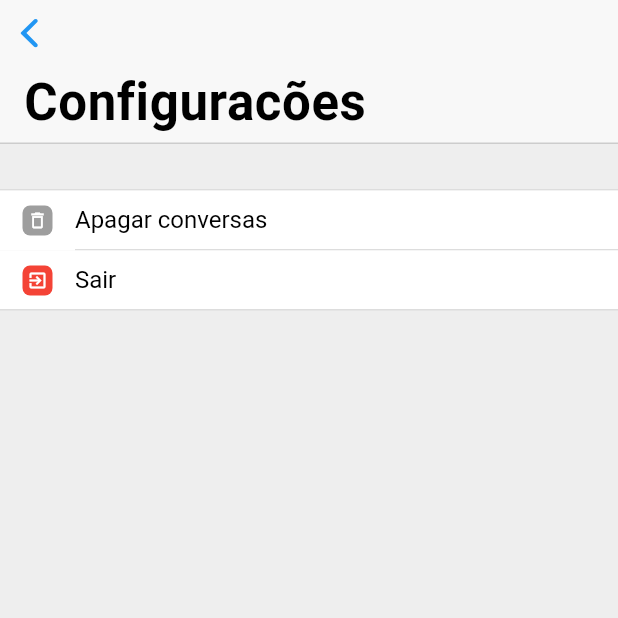
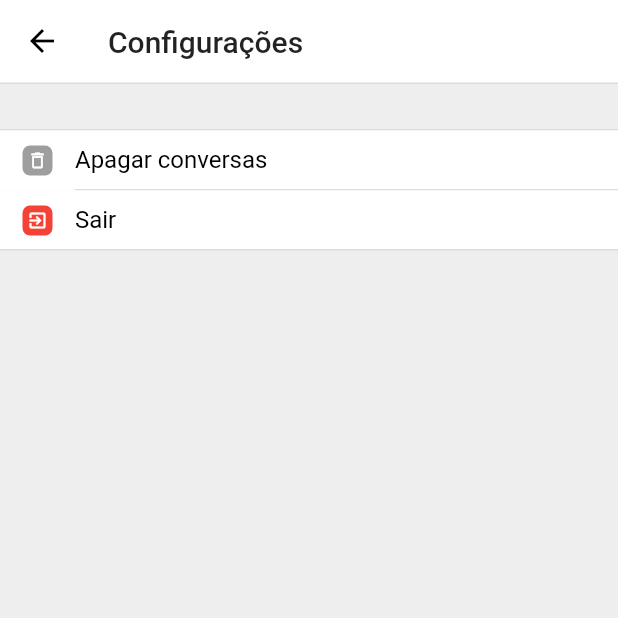
Before and after one commit to gabryelferreira/chat_app, a Flutter app: the HomeScreen screen opened by its route, after a tap on the "settings" icon, on a phone screen of 412 x 824 dp, the top half of it. Run offline on Flutter 3.47's test engine with Material 2 defaults, Android fonts, the phone set to English and light mode, and no system bars; our stand-ins replace firebase_messaging, progress_dialog, shared_preferences, socket_io_client, sqflite; missing offline and left inert: emoji_picker; accounts and stored records are empty; network calls fail.

```diff
--- a/chat_app/lib/main.dart
+++ b/chat_app/lib/main.dart
@@ -30,24 +30,25 @@ class MyApp extends StatelessWidget {
         debugShowCheckedModeBanner: false,
         title: 'Fala Comigo',
         theme: ThemeData(
-          primaryColor: Colors.blue,
+          primaryColor: Colors.white,
+          accentColor: Colors.blue,
           scaffoldBackgroundColor: Colors.white,
         ),
         initialRoute: '/',
         onGenerateRoute: (RouteSettings settings) {
           switch (settings.name) {
             case '/':
-              return CustomPageRoute.build(
-                  builder: (_) => AfterLaunchScreen(), settings: settings);
+              return PageRouteBuilder(
+                  pageBuilder: (_, a1, a2) => AfterLaunchScreen(), settings: settings);
             case '/login':
-              return CustomPageRoute.build(
-                  builder: (_) => LoginScreen(), settings: settings);
+              return PageRouteBuilder(
+                  pageBuilder: (_, a1, a2) => LoginScreen(), settings: settings);
             case '/register':
               return CustomPageRoute.build(
                   builder: (_) => RegisterScreen(), settings: settings);
             case '/home':
-              return CustomPageRoute.build(
-                  builder: (_) => HomeScreen(), settings: settings);
+              return PageRouteBuilder(
+                  pageBuilder: (_, a1, a2) => HomeScreen(), settings: settings);
             case '/contact':
               return CustomPageRoute.build(
                   builder: (_) => ContactScreen(), settings: settings);
--- a/chat_app/lib/src/screens/home/home_controller.dart
+++ b/chat_app/lib/src/screens/home/home_controller.dart
@@ -72,6 +72,8 @@ class HomeController extends StateControl with WidgetsBindingObserver {
   connectSocket() {
     disconnectSocket();
     socket.connect();
+    _loading = true;
+    notifyListeners();
     Timer.periodic(duration, (timer) {
       print("socket connected ${socket.connected}");
       if (socket.connected) {
--- a/chat_app/lib/src/screens/home/home_view.dart
+++ b/chat_app/lib/src/screens/home/home_view.dart
@@ -1,5 +1,7 @@
 import 'package:chat_app/src/screens/home/home_controller.dart';
+import 'package:chat_app/src/screens/settings/settings_view.dart';
 import 'package:chat_app/src/widgets/chat_card.dart';
+import 'package:chat_app/src/widgets/custom_app_bar.dart';
 import 'package:chat_app/src/widgets/custom_cupertino_sliver_navigation_bar.dart';
 import 'package:chat_app/src/widgets/user_card.dart';
 import 'package:flutter/cupertino.dart';
@@ -39,27 +41,19 @@ class _HomeScreenState extends State<HomeScreen> {
       stream: _homeController.streamController.stream,
       builder: (context, snapshot) {
         return Scaffold(
-          body: CustomScrollView(
-            slivers: <Widget>[
-              CustomCupertinoSliverNavigationBar(
-                previousPageTitle: '',
-                largeTitle: Text(
-                  _homeController.loading ? 'Conectando...' : 'Chats',
+          appBar: CustomAppBar(
+            title: Text(_homeController.loading ? 'Conectando...' : 'Chats'),
+            actions: <Widget>[
+              IconButton(
+                icon: Icon(Icons.settings),
+                onPressed: () {
+                  Navigator.of(context).pushNamed(SettingsScreen.routeName);
+                },
               ),
-                padding: EdgeInsetsDirectional.only(end: 0),
-                trailing: Material(
-                  color: Colors.transparent,
-                  child: IconButton(
-                    icon: Icon(
-                      Icons.settings,
-                      color: Colors.black,
+            ],
           ),
-                    onPressed: _homeController.openSettings,
-                  ),
-                ),
-              ),
-              usersList(context),
-            ],
+          body: SafeArea(
+            child: usersList(context),
           ),
           floatingActionButton: FloatingActionButton(
             onPressed: _homeController.openAddChatScreen,
@@ -86,10 +80,8 @@ class _HomeScreenState extends State<HomeScreen> {
     //   );
     // }
     if (_homeController.chats.length == 0) {
-      return SliverFillRemaining(
-        child: Center(
+      return Center(
         child: Text('Você não possui conversas.'),
-        ),
       );
     }
     bool theresChatsWithMessages = _homeController.chats.where((chat) {
@@ -97,17 +89,13 @@ class _HomeScreenState extends State<HomeScreen> {
         }).length >
         0;
     if (!theresChatsWithMessages) {
-      return SliverFillRemaining(
-        child: Center(
+      return Center(
         child: Text('Voce nao possui conversas.'),
-        ),
       );
     }
-    return SliverPadding(
-      padding: EdgeInsets.symmetric(vertical: 0),
-      sliver: SliverList(
-        delegate: SliverChildBuilderDelegate(
-          (BuildContext context, int index) {
+    return ListView.builder(
+      itemCount: 1,
+      itemBuilder: (BuildContext context, int index) {
         return Column(
           children: _homeController.chats.map((chat) {
             if (chat.messages.length == 0) {
@@ -123,9 +111,6 @@ class _HomeScreenState extends State<HomeScreen> {
           }).toList(),
         );
       },
-          childCount: 1,
-        ),
-      ),
     );
   }
 }
--- a/chat_app/lib/src/screens/settings/settings_view.dart
+++ b/chat_app/lib/src/screens/settings/settings_view.dart
@@ -1,4 +1,5 @@
 import 'package:chat_app/src/screens/settings/settings_controller.dart';
+import 'package:chat_app/src/widgets/custom_app_bar.dart';
 import 'package:chat_app/src/widgets/custom_cupertino_sliver_navigation_bar.dart';
 import 'package:chat_app/src/widgets/settings_container.dart';
 import 'package:chat_app/src/widgets/settings_item.dart';
@@ -28,12 +29,11 @@ class _SettingsScreenState extends State<SettingsScreen> {
         builder: (context, snapshot) {
           return Scaffold(
             backgroundColor: Color(0xFFEEEEEE),
-            body: CustomScrollView(
-              slivers: <Widget>[
-                CustomCupertinoSliverNavigationBar(
-                  largeTitle: Text('Configuracões'),
+            appBar: CustomAppBar(
+              title: Text('Configurações'),
             ),
-                SliverFillRemaining(
+            body: SafeArea(
+              child: Container(
                 child: ListView(
                   padding: EdgeInsets.all(0),
                   children: <Widget>[
@@ -60,7 +60,6 @@ class _SettingsScreenState extends State<SettingsScreen> {
                   ],
                 ),
               ),
-              ],
             ),
           );
         });
--- /dev/null
+++ b/chat_app/lib/src/widgets/custom_app_bar.dart
@@ -0,0 +1,32 @@
+import 'package:flutter/material.dart';
+
+class CustomAppBar extends StatelessWidget implements PreferredSizeWidget {
+
+  final List<Widget> actions;
+  final Widget title;
+
+  CustomAppBar({
+    @required this.title,
+    this.actions,
+  });
+
+  @override
+  Widget build(BuildContext context) {
+    return AppBar(
+      bottom: PreferredSize(
+        preferredSize: Size.fromHeight(1),
+        child: Container(
+          color: Color(0xFFDDDDDD),
+          height: 1,
+        ),
+      ),
+      elevation: 0,
+      title: title,
+      actions: actions,
+    );
+  }
+
+  @override
+  // TODO: implement preferredSize
+  Size get preferredSize => Size.fromHeight(56);
+}
--- a/chat_app/lib/src/widgets/text_field_with_button.dart
+++ b/chat_app/lib/src/widgets/text_field_with_button.dart
@@ -103,7 +103,7 @@ class TextFieldWithButton extends StatelessWidget {
                     width: 10,
                   ),
                   Material(
-                    color: Theme.of(context).primaryColor,
+                    color: Theme.of(context).accentColor,
                     borderRadius: BorderRadius.circular(50),
                     child: InkWell(
                       onTap: () {
```
Also changed, not shown: chat_app/lib/src/screens/add_chat/add_chat_view.dart (+10 -39 lines), chat_app/lib/src/screens/contact/contact_view.dart (+3 -12 lines), chat_app/lib/src/widgets/fade_page_route.dart (added, +24 -0 lines). Lines whose indentation alone changed are shown as unchanged.
